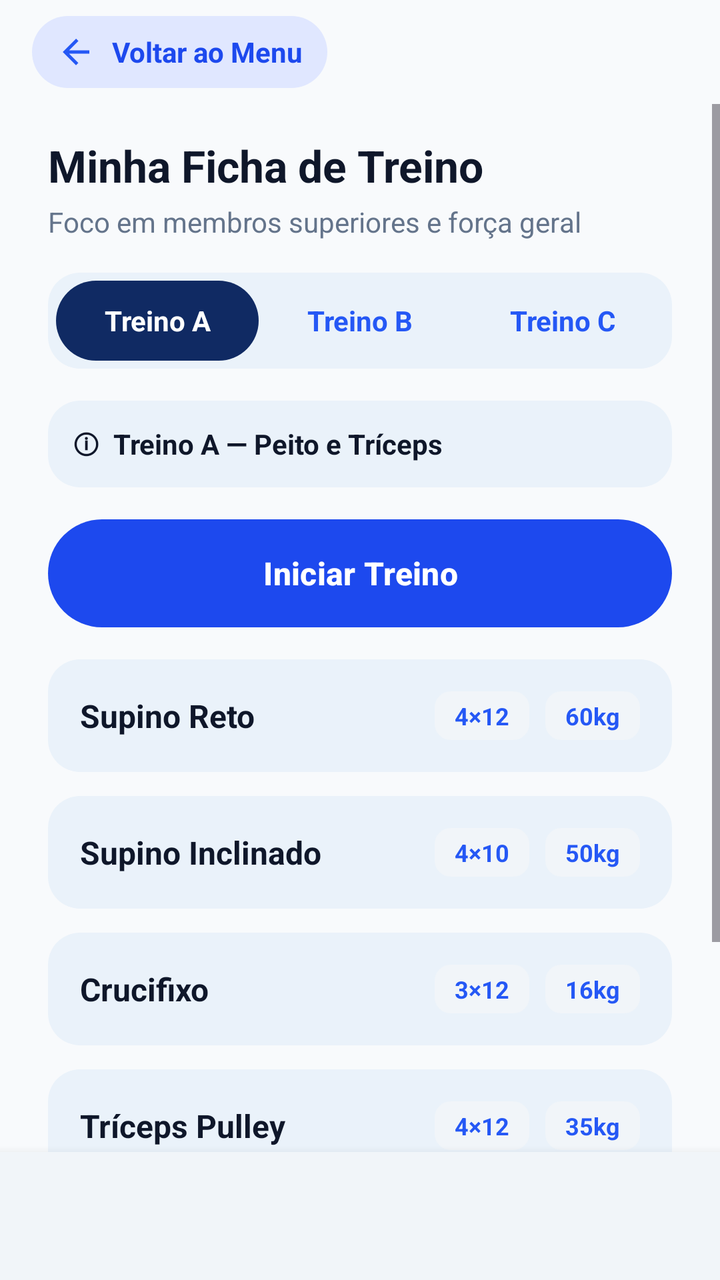
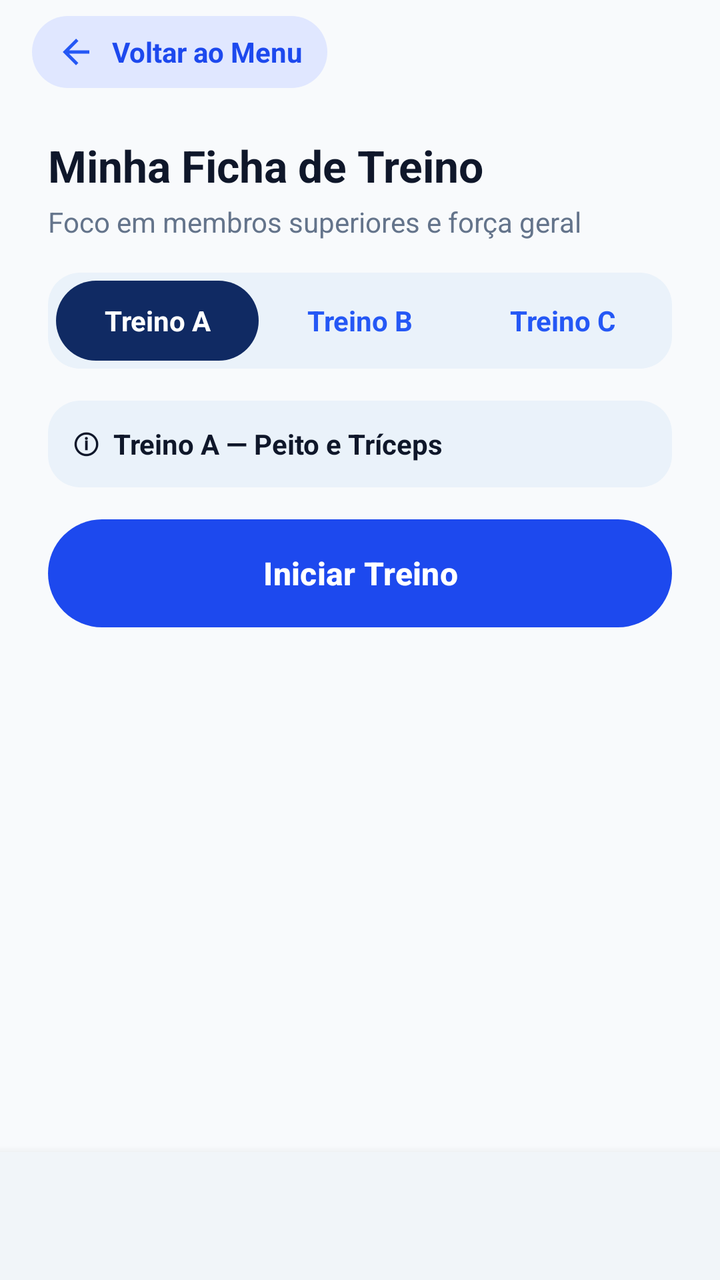

Screens rendered from an Android XML layout before and after an edit, with the pre-edit source and the edit as a unified diff.
<!-- AndroidManifest.xml: application theme Theme.AcademiaUniforTelas1 -->
<!-- res/layout/activity_treino.xml -->
<?xml version="1.0" encoding="utf-8"?>
<LinearLayout xmlns:android="http://schemas.android.com/apk/res/android"
    android:id="@+id/main"
    android:layout_width="match_parent"
    android:layout_height="match_parent"
    android:fitsSystemWindows="true"
    android:background="#F8FAFC"
    android:orientation="vertical">

    <include layout="@layout/include_top_bar" />

    <ScrollView
        android:layout_width="match_parent"
        android:layout_height="0dp"
        android:layout_weight="1"
        android:fillViewport="true">

        <LinearLayout
            android:layout_width="match_parent"
            android:layout_height="wrap_content"
            android:orientation="vertical"
            android:paddingHorizontal="24dp"
            android:paddingVertical="16dp">

            <TextView
                android:layout_width="match_parent"
                android:layout_height="wrap_content"
                android:text="Minha Ficha de Treino"
                android:textColor="#0F172A"
                android:textSize="22sp"
                android:textStyle="bold" />

            <TextView
                android:layout_width="match_parent"
                android:layout_height="wrap_content"
                android:layout_marginTop="4dp"
                android:text="Foco em membros superiores e força geral"
                android:textColor="#64748B"
                android:textSize="14sp" />

            <LinearLayout
                android:layout_width="match_parent"
                android:layout_height="48dp"
                android:layout_marginTop="16dp"
                android:background="@drawable/bg_card_blue"
                android:gravity="center_vertical"
                android:orientation="horizontal"
                android:padding="4dp">

                <TextView
                    android:layout_width="0dp"
                    android:layout_height="match_parent"
                    android:layout_weight="1"
                    android:background="@drawable/bg_pill_blue"
                    android:gravity="center"
                    android:text="Treino A"
                    android:textColor="#FFFFFF"
                    android:textSize="14sp"
                    android:textStyle="bold" />

                <TextView
                    android:layout_width="0dp"
                    android:layout_height="match_parent"
                    android:layout_weight="1"
                    android:gravity="center"
                    android:text="Treino B"
                    android:textColor="#2558F5"
                    android:textSize="14sp"
                    android:textStyle="bold" />

                <TextView
                    android:layout_width="0dp"
                    android:layout_height="match_parent"
                    android:layout_weight="1"
                    android:gravity="center"
                    android:text="Treino C"
                    android:textColor="#2558F5"
                    android:textSize="14sp"
                    android:textStyle="bold" />
            </LinearLayout>

            <LinearLayout
                android:layout_width="match_parent"
                android:layout_height="wrap_content"
                android:layout_marginTop="16dp"
                android:background="@drawable/bg_card_blue"
                android:gravity="center_vertical"
                android:orientation="horizontal"
                android:padding="12dp">

                <TextView
                    android:layout_width="wrap_content"
                    android:layout_height="wrap_content"
                    android:text="ⓘ  Treino A — Peito e Tríceps"
                    android:textColor="#0F172A"
                    android:textSize="14sp"
                    android:textStyle="bold" />
            </LinearLayout>

            
            <Button
                android:id="@+id/btnIniciarTreino"
                android:layout_width="match_parent"
                android:layout_height="54dp"
                android:layout_marginTop="16dp"
                android:background="@drawable/bg_rounded_button"
                android:text="Iniciar Treino"
                android:textAllCaps="false"
                android:textColor="#FFFFFF"
                android:textSize="16sp"
                android:textStyle="bold" />

            
            <LinearLayout
                android:layout_width="match_parent"
                android:layout_height="wrap_content"
                android:layout_marginTop="16dp"
                android:background="@drawable/bg_card_blue"
                android:gravity="center_vertical"
                android:orientation="horizontal"
                android:padding="16dp">

                <TextView
                    android:layout_width="0dp"
                    android:layout_height="wrap_content"
                    android:layout_weight="1"
                    android:text="Supino Reto"
                    android:textColor="#0F172A"
                    android:textSize="16sp"
                    android:textStyle="bold" />

                <TextView
                    android:layout_width="wrap_content"
                    android:layout_height="wrap_content"
                    android:background="@drawable/bg_badge"
                    android:paddingHorizontal="10dp"
                    android:paddingVertical="4dp"
                    android:text="4×12"
                    android:textColor="#2558F5"
                    android:textSize="12sp"
                    android:textStyle="bold" />

                <TextView
                    android:layout_width="wrap_content"
                    android:layout_height="wrap_content"
                    android:layout_marginStart="8dp"
                    android:background="@drawable/bg_badge"
                    android:paddingHorizontal="10dp"
                    android:paddingVertical="4dp"
                    android:text="60kg"
                    android:textColor="#2558F5"
                    android:textSize="12sp"
                    android:textStyle="bold" />
            </LinearLayout>

            
            <LinearLayout
                android:layout_width="match_parent"
                android:layout_height="wrap_content"
                android:layout_marginTop="12dp"
                android:background="@drawable/bg_card_blue"
                android:gravity="center_vertical"
                android:orientation="horizontal"
                android:padding="16dp">

                <TextView
                    android:layout_width="0dp"
                    android:layout_height="wrap_content"
                    android:layout_weight="1"
                    android:text="Supino Inclinado"
                    android:textColor="#0F172A"
                    android:textSize="16sp"
                    android:textStyle="bold" />

                <TextView
                    android:layout_width="wrap_content"
                    android:layout_height="wrap_content"
                    android:background="@drawable/bg_badge"
                    android:paddingHorizontal="10dp"
                    android:paddingVertical="4dp"
                    android:text="4×10"
                    android:textColor="#2558F5"
                    android:textSize="12sp"
                    android:textStyle="bold" />

                <TextView
                    android:layout_width="wrap_content"
                    android:layout_height="wrap_content"
                    android:layout_marginStart="8dp"
                    android:background="@drawable/bg_badge"
                    android:paddingHorizontal="10dp"
                    android:paddingVertical="4dp"
                    android:text="50kg"
                    android:textColor="#2558F5"
                    android:textSize="12sp"
                    android:textStyle="bold" />
            </LinearLayout>

            
            <LinearLayout
                android:layout_width="match_parent"
                android:layout_height="wrap_content"
                android:layout_marginTop="12dp"
                android:background="@drawable/bg_card_blue"
                android:gravity="center_vertical"
                android:orientation="horizontal"
                android:padding="16dp">

                <TextView
                    android:layout_width="0dp"
                    android:layout_height="wrap_content"
                    android:layout_weight="1"
                    android:text="Crucifixo"
                    android:textColor="#0F172A"
                    android:textSize="16sp"
                    android:textStyle="bold" />

                <TextView
                    android:layout_width="wrap_content"
                    android:layout_height="wrap_content"
                    android:background="@drawable/bg_badge"
                    android:paddingHorizontal="10dp"
                    android:paddingVertical="4dp"
                    android:text="3×12"
                    android:textColor="#2558F5"
                    android:textSize="12sp"
                    android:textStyle="bold" />

                <TextView
                    android:layout_width="wrap_content"
                    android:layout_height="wrap_content"
                    android:layout_marginStart="8dp"
                    android:background="@drawable/bg_badge"
                    android:paddingHorizontal="10dp"
                    android:paddingVertical="4dp"
                    android:text="16kg"
                    android:textColor="#2558F5"
                    android:textSize="12sp"
                    android:textStyle="bold" />
            </LinearLayout>

            
            <LinearLayout
                android:layout_width="match_parent"
                android:layout_height="wrap_content"
                android:layout_marginTop="12dp"
                android:background="@drawable/bg_card_blue"
                android:gravity="center_vertical"
                android:orientation="horizontal"
                android:padding="16dp">

                <TextView
                    android:layout_width="0dp"
                    android:layout_height="wrap_content"
                    android:layout_weight="1"
                    android:text="Tríceps Pulley"
                    android:textColor="#0F172A"
                    android:textSize="16sp"
                    android:textStyle="bold" />

                <TextView
                    android:layout_width="wrap_content"
                    android:layout_height="wrap_content"
                    android:background="@drawable/bg_badge"
                    android:paddingHorizontal="10dp"
                    android:paddingVertical="4dp"
                    android:text="4×12"
                    android:textColor="#2558F5"
                    android:textSize="12sp"
                    android:textStyle="bold" />

                <TextView
                    android:layout_width="wrap_content"
                    android:layout_height="wrap_content"
                    android:layout_marginStart="8dp"
                    android:background="@drawable/bg_badge"
                    android:paddingHorizontal="10dp"
                    android:paddingVertical="4dp"
                    android:text="35kg"
                    android:textColor="#2558F5"
                    android:textSize="12sp"
                    android:textStyle="bold" />
            </LinearLayout>

            
            <LinearLayout
                android:layout_width="match_parent"
                android:layout_height="wrap_content"
                android:layout_marginTop="12dp"
                android:background="@drawable/bg_card_blue"
                android:gravity="center_vertical"
                android:orientation="horizontal"
                android:padding="16dp">

                <TextView
                    android:layout_width="0dp"
                    android:layout_height="wrap_content"
                    android:layout_weight="1"
                    android:text="Tríceps Francês"
                    android:textColor="#0F172A"
                    android:textSize="16sp"
                    android:textStyle="bold" />

                <TextView
                    android:layout_width="wrap_content"
                    android:layout_height="wrap_content"
                    android:background="@drawable/bg_badge"
                    android:paddingHorizontal="10dp"
                    android:paddingVertical="4dp"
                    android:text="3×12"
                    android:textColor="#2558F5"
                    android:textSize="12sp"
                    android:textStyle="bold" />

                <TextView
                    android:layout_width="wrap_content"
                    android:layout_height="wrap_content"
                    android:layout_marginStart="8dp"
                    android:background="@drawable/bg_badge"
                    android:paddingHorizontal="10dp"
                    android:paddingVertical="4dp"
                    android:text="14kg"
                    android:textColor="#2558F5"
                    android:textSize="12sp"
                    android:textStyle="bold" />
            </LinearLayout>

            <Space
                android:layout_width="match_parent"
                android:layout_height="32dp" />
        </LinearLayout>
    </ScrollView>

    <include layout="@layout/include_bottom_nav" />
</LinearLayout>
<!-- res/layout/include_top_bar.xml (included above) -->
<?xml version="1.0" encoding="utf-8"?>
<LinearLayout xmlns:android="http://schemas.android.com/apk/res/android"
    android:layout_width="match_parent"
    android:layout_height="wrap_content"
    android:orientation="horizontal"
    android:paddingHorizontal="16dp"
    android:paddingVertical="8dp">

    <LinearLayout
        android:id="@+id/btnVoltarMenu"
        android:layout_width="wrap_content"
        android:layout_height="wrap_content"
        android:background="@drawable/bg_top_bar_back"
        android:clickable="true"
        android:focusable="true"
        android:gravity="center_vertical"
        android:orientation="horizontal"
        android:paddingHorizontal="12dp"
        android:paddingVertical="8dp">

        <ImageView
            android:layout_width="20dp"
            android:layout_height="20dp"
            android:contentDescription="Voltar ao Menu"
            android:src="@drawable/ic_arrow_back" />

        <TextView
            android:layout_width="wrap_content"
            android:layout_height="wrap_content"
            android:layout_marginStart="8dp"
            android:text="Voltar ao Menu"
            android:textColor="@color/primary_blue"
            android:textSize="14sp"
            android:textStyle="bold" />
    </LinearLayout>

</LinearLayout>
<!-- res/layout/include_bottom_nav.xml (included above) -->
<?xml version="1.0" encoding="utf-8"?>
<LinearLayout xmlns:android="http://schemas.android.com/apk/res/android"
    android:layout_width="match_parent"
    android:layout_height="64dp"
    android:background="#F1F5F9"
    android:elevation="8dp"
    android:gravity="center_vertical"
    android:orientation="horizontal">

    
    <LinearLayout
        android:id="@+id/navHome"
        android:layout_width="0dp"
        android:layout_height="match_parent"
        android:layout_weight="1"
        android:clickable="true"
        android:focusable="true"
        android:gravity="center"
        android:orientation="vertical"/>

    
    <LinearLayout
        android:id="@+id/navTreinos"
        android:layout_width="0dp"
        android:layout_height="match_parent"
        android:layout_weight="1"
        android:clickable="true"
        android:focusable="true"
        android:gravity="center"
        android:orientation="vertical"/>

    
    <LinearLayout
        android:id="@+id/navMapa"
        android:layout_width="0dp"
        android:layout_height="match_parent"
        android:layout_weight="1"
        android:clickable="true"
        android:focusable="true"
        android:gravity="center"
        android:orientation="vertical"/>

    
    <LinearLayout
        android:id="@+id/navPerfil"
        android:layout_width="0dp"
        android:layout_height="match_parent"
        android:layout_weight="1"
        android:clickable="true"
        android:focusable="true"
        android:gravity="center"
        android:orientation="vertical"/>

</LinearLayout>
<!-- resources referenced by this layout -->
<resources>
  <color name="primary_blue">#1D49EE</color>
  <!-- drawable bg_badge (drawable) -->
  <?xml version="1.0" encoding="utf-8"?>
  <shape xmlns:android="http://schemas.android.com/apk/res/android">
      <solid android:color="#F1F5F9" />
      <corners android:radius="8dp" />
  </shape>
  <!-- drawable bg_card_blue (drawable) -->
  <?xml version="1.0" encoding="utf-8"?>
  <shape xmlns:android="http://schemas.android.com/apk/res/android">
      <solid android:color="#EAF2FA" />
      <corners android:radius="16dp" />
  </shape>
  <!-- drawable bg_pill_blue (drawable) -->
  <?xml version="1.0" encoding="utf-8"?>
  <shape xmlns:android="http://schemas.android.com/apk/res/android">
      <solid android:color="#102A63" />
      <corners android:radius="28dp" />
  </shape>
  <!-- drawable bg_rounded_button (drawable) -->
  <?xml version="1.0" encoding="utf-8"?>
  <shape xmlns:android="http://schemas.android.com/apk/res/android">
      <solid android:color="#2558F5" />
      <corners android:radius="28dp" />
  </shape>
  <!-- drawable bg_top_bar_back (drawable) -->
  <?xml version="1.0" encoding="utf-8"?>
  <shape xmlns:android="http://schemas.android.com/apk/res/android">
      <solid android:color="#E0E7FF" />
      <corners android:radius="28dp" />
  </shape>
  <!-- drawable ic_arrow_back (drawable) -->
  <vector xmlns:android="http://schemas.android.com/apk/res/android"
      android:width="24dp"
      android:height="24dp"
      android:viewportWidth="24"
      android:viewportHeight="24">
      <path
          android:fillColor="#2558F5"
          android:pathData="M20,11H7.83l5.59,-5.59L12,4l-8,8l8,8l1.41,-1.41L7.83,13H20v-2z" />
  </vector>
  <style name="Theme.AcademiaUniforTelas1" parent="Base.Theme.AcademiaUniforTelas1" />
  <style name="Base.Theme.AcademiaUniforTelas1" parent="Theme.Material3.DayNight.NoActionBar">
          <item name="colorPrimary">@color/primary_blue</item>
          <item name="colorAccent">@color/primary_blue</item>
          <item name="materialButtonStyle">@style/Widget.Material3.Button</item>
      </style>
</resources>

<!-- the commit's change to res/layout/activity_treino.xml (unified diff, before → after) -->
@@ -31,6 +31,7 @@
                 android:textStyle="bold" />
 
             <TextView
+                android:id="@+id/tvSubtituloTreino"
                 android:layout_width="match_parent"
                 android:layout_height="wrap_content"
                 android:layout_marginTop="4dp"
@@ -38,6 +39,7 @@
                 android:textColor="#64748B"
                 android:textSize="14sp" />
 
+            
             <LinearLayout
                 android:layout_width="match_parent"
                 android:layout_height="48dp"
@@ -48,10 +50,13 @@
                 android:padding="4dp">
 
                 <TextView
+                    android:id="@+id/tvTabTreinoA"
                     android:layout_width="0dp"
                     android:layout_height="match_parent"
                     android:layout_weight="1"
                     android:background="@drawable/bg_pill_blue"
+                    android:clickable="true"
+                    android:focusable="true"
                     android:gravity="center"
                     android:text="Treino A"
                     android:textColor="#FFFFFF"
@@ -59,9 +64,12 @@
                     android:textStyle="bold" />
 
                 <TextView
+                    android:id="@+id/tvTabTreinoB"
                     android:layout_width="0dp"
                     android:layout_height="match_parent"
                     android:layout_weight="1"
+                    android:clickable="true"
+                    android:focusable="true"
                     android:gravity="center"
                     android:text="Treino B"
                     android:textColor="#2558F5"
@@ -69,9 +77,12 @@
                     android:textStyle="bold" />
 
                 <TextView
+                    android:id="@+id/tvTabTreinoC"
                     android:layout_width="0dp"
                     android:layout_height="match_parent"
                     android:layout_weight="1"
+                    android:clickable="true"
+                    android:focusable="true"
                     android:gravity="center"
                     android:text="Treino C"
                     android:textColor="#2558F5"
@@ -89,6 +100,7 @@
                 android:padding="12dp">
 
                 <TextView
+                    android:id="@+id/tvInfoTreino"
                     android:layout_width="wrap_content"
                     android:layout_height="wrap_content"
                     android:text="ⓘ  Treino A — Peito e Tríceps"
@@ -112,217 +124,13 @@
 
             
             <LinearLayout
-                android:layout_width="match_parent"
-                android:layout_height="wrap_content"
-                android:layout_marginTop="16dp"
-                android:background="@drawable/bg_card_blue"
-                android:gravity="center_vertical"
-                android:orientation="horizontal"
-                android:padding="16dp">
-
-                <TextView
-                    android:layout_width="0dp"
-                    android:layout_height="wrap_content"
-                    android:layout_weight="1"
-                    android:text="Supino Reto"
-                    android:textColor="#0F172A"
-                    android:textSize="16sp"
-                    android:textStyle="bold" />
-
-                <TextView
-                    android:layout_width="wrap_content"
-                    android:layout_height="wrap_content"
-                    android:background="@drawable/bg_badge"
-                    android:paddingHorizontal="10dp"
-                    android:paddingVertical="4dp"
-                    android:text="4×12"
-                    android:textColor="#2558F5"
-                    android:textSize="12sp"
-                    android:textStyle="bold" />
-
-                <TextView
-                    android:layout_width="wrap_content"
-                    android:layout_height="wrap_content"
-                    android:layout_marginStart="8dp"
-                    android:background="@drawable/bg_badge"
-                    android:paddingHorizontal="10dp"
-                    android:paddingVertical="4dp"
-                    android:text="60kg"
-                    android:textColor="#2558F5"
-                    android:textSize="12sp"
-                    android:textStyle="bold" />
-            </LinearLayout>
-
-            
-            <LinearLayout
-                android:layout_width="match_parent"
-                android:layout_height="wrap_content"
-                android:layout_marginTop="12dp"
-                android:background="@drawable/bg_card_blue"
-                android:gravity="center_vertical"
-                android:orientation="horizontal"
-                android:padding="16dp">
-
-                <TextView
-                    android:layout_width="0dp"
-                    android:layout_height="wrap_content"
-                    android:layout_weight="1"
-                    android:text="Supino Inclinado"
-                    android:textColor="#0F172A"
-                    android:textSize="16sp"
-                    android:textStyle="bold" />
-
-                <TextView
-                    android:layout_width="wrap_content"
-                    android:layout_height="wrap_content"
-                    android:background="@drawable/bg_badge"
-                    android:paddingHorizontal="10dp"
-                    android:paddingVertical="4dp"
-                    android:text="4×10"
-                    android:textColor="#2558F5"
-                    android:textSize="12sp"
-                    android:textStyle="bold" />
-
-                <TextView
-                    android:layout_width="wrap_content"
-                    android:layout_height="wrap_content"
-                    android:layout_marginStart="8dp"
-                    android:background="@drawable/bg_badge"
-                    android:paddingHorizontal="10dp"
-                    android:paddingVertical="4dp"
-                    android:text="50kg"
-                    android:textColor="#2558F5"
-                    android:textSize="12sp"
-                    android:textStyle="bold" />
-            </LinearLayout>
-
-            
-            <LinearLayout
-                android:layout_width="match_parent"
-                android:layout_height="wrap_content"
-                android:layout_marginTop="12dp"
-                android:background="@drawable/bg_card_blue"
-                android:gravity="center_vertical"
-                android:orientation="horizontal"
-                android:padding="16dp">
-
-                <TextView
-                    android:layout_width="0dp"
-                    android:layout_height="wrap_content"
-                    android:layout_weight="1"
-                    android:text="Crucifixo"
-                    android:textColor="#0F172A"
-                    android:textSize="16sp"
-                    android:textStyle="bold" />
-
-                <TextView
-                    android:layout_width="wrap_content"
-                    android:layout_height="wrap_content"
-                    android:background="@drawable/bg_badge"
-                    android:paddingHorizontal="10dp"
-                    android:paddingVertical="4dp"
-                    android:text="3×12"
-                    android:textColor="#2558F5"
-                    android:textSize="12sp"
-                    android:textStyle="bold" />
-
-                <TextView
-                    android:layout_width="wrap_content"
-                    android:layout_height="wrap_content"
-                    android:layout_marginStart="8dp"
-                    android:background="@drawable/bg_badge"
-                    android:paddingHorizontal="10dp"
-                    android:paddingVertical="4dp"
-                    android:text="16kg"
-                    android:textColor="#2558F5"
-                    android:textSize="12sp"
-                    android:textStyle="bold" />
-            </LinearLayout>
-
-            
-            <LinearLayout
-                android:layout_width="match_parent"
-                android:layout_height="wrap_content"
-                android:layout_marginTop="12dp"
-                android:background="@drawable/bg_card_blue"
-                android:gravity="center_vertical"
-                android:orientation="horizontal"
-                android:padding="16dp">
-
-                <TextView
-                    android:layout_width="0dp"
-                    android:layout_height="wrap_content"
-                    android:layout_weight="1"
-                    android:text="Tríceps Pulley"
-                    android:textColor="#0F172A"
-                    android:textSize="16sp"
-                    android:textStyle="bold" />
-
-                <TextView
-                    android:layout_width="wrap_content"
-                    android:layout_height="wrap_content"
-                    android:background="@drawable/bg_badge"
-                    android:paddingHorizontal="10dp"
-                    android:paddingVertical="4dp"
-                    android:text="4×12"
-                    android:textColor="#2558F5"
-                    android:textSize="12sp"
-                    android:textStyle="bold" />
-
-                <TextView
-                    android:layout_width="wrap_content"
-                    android:layout_height="wrap_content"
-                    android:layout_marginStart="8dp"
-                    android:background="@drawable/bg_badge"
-                    android:paddingHorizontal="10dp"
-                    android:paddingVertical="4dp"
-                    android:text="35kg"
-                    android:textColor="#2558F5"
-                    android:textSize="12sp"
-                    android:textStyle="bold" />
-            </LinearLayout>
-
-            
-            <LinearLayout
-                android:layout_width="match_parent"
-                android:layout_height="wrap_content"
-                android:layout_marginTop="12dp"
-                android:background="@drawable/bg_card_blue"
-                android:gravity="center_vertical"
-                android:orientation="horizontal"
-                android:padding="16dp">
-
-                <TextView
-                    android:layout_width="0dp"
-                    android:layout_height="wrap_content"
-                    android:layout_weight="1"
-                    android:text="Tríceps Francês"
-                    android:textColor="#0F172A"
-                    android:textSize="16sp"
-                    android:textStyle="bold" />
-
-                <TextView
-                    android:layout_width="wrap_content"
-                    android:layout_height="wrap_content"
-                    android:background="@drawable/bg_badge"
-                    android:paddingHorizontal="10dp"
-                    android:paddingVertical="4dp"
-                    android:text="3×12"
-                    android:textColor="#2558F5"
-                    android:textSize="12sp"
-                    android:textStyle="bold" />
-
-                <TextView
-                    android:layout_width="wrap_content"
-                    android:layout_height="wrap_content"
-                    android:layout_marginStart="8dp"
-                    android:background="@drawable/bg_badge"
-                    android:paddingHorizontal="10dp"
-                    android:paddingVertical="4dp"
-                    android:text="14kg"
-                    android:textColor="#2558F5"
-                    android:textSize="12sp"
-                    android:textStyle="bold" />
+                android:id="@+id/llContainerExerciciosTreino"
+                android:layout_width="match_parent"
+                android:layout_height="wrap_content"
+                android:orientation="vertical">
+
+                
+
             </LinearLayout>
 
             <Space
<!-- resource entries referenced after the edit -->
@@ -1,12 +1,6 @@
 <!-- resources referenced by this layout -->
 <resources>
   <color name="primary_blue">#1D49EE</color>
-  <!-- drawable bg_badge (drawable) -->
-  <?xml version="1.0" encoding="utf-8"?>
-  <shape xmlns:android="http://schemas.android.com/apk/res/android">
-      <solid android:color="#F1F5F9" />
-      <corners android:radius="8dp" />
-  </shape>
   <!-- drawable bg_card_blue (drawable) -->
   <?xml version="1.0" encoding="utf-8"?>
   <shape xmlns:android="http://schemas.android.com/apk/res/android">
